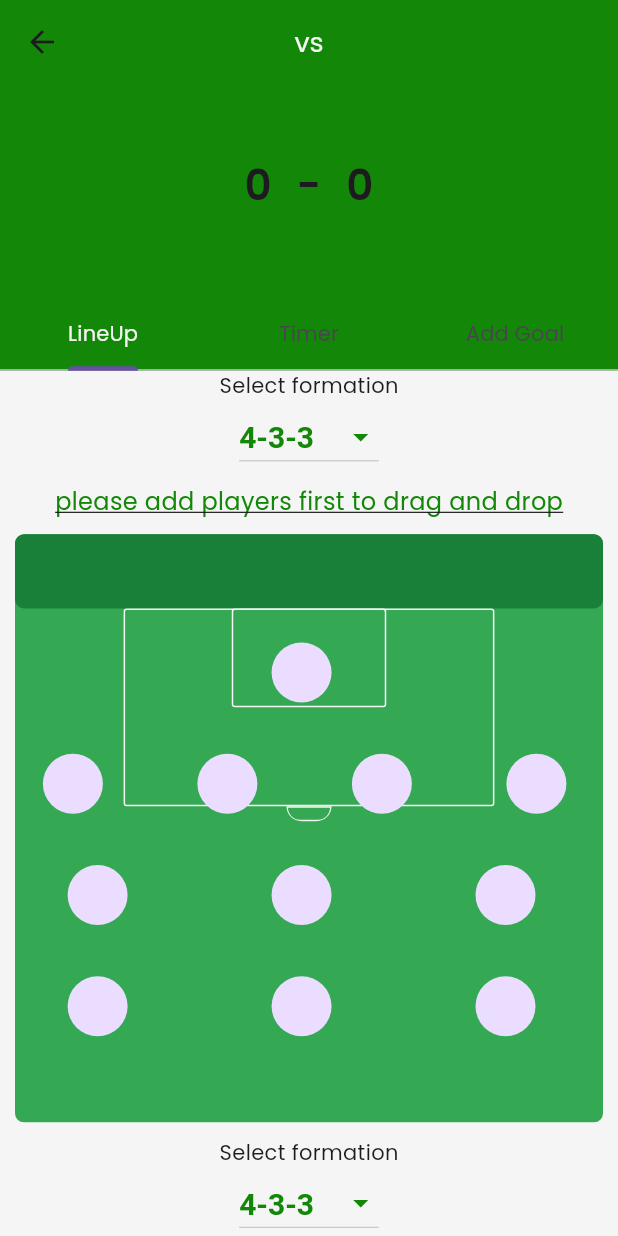
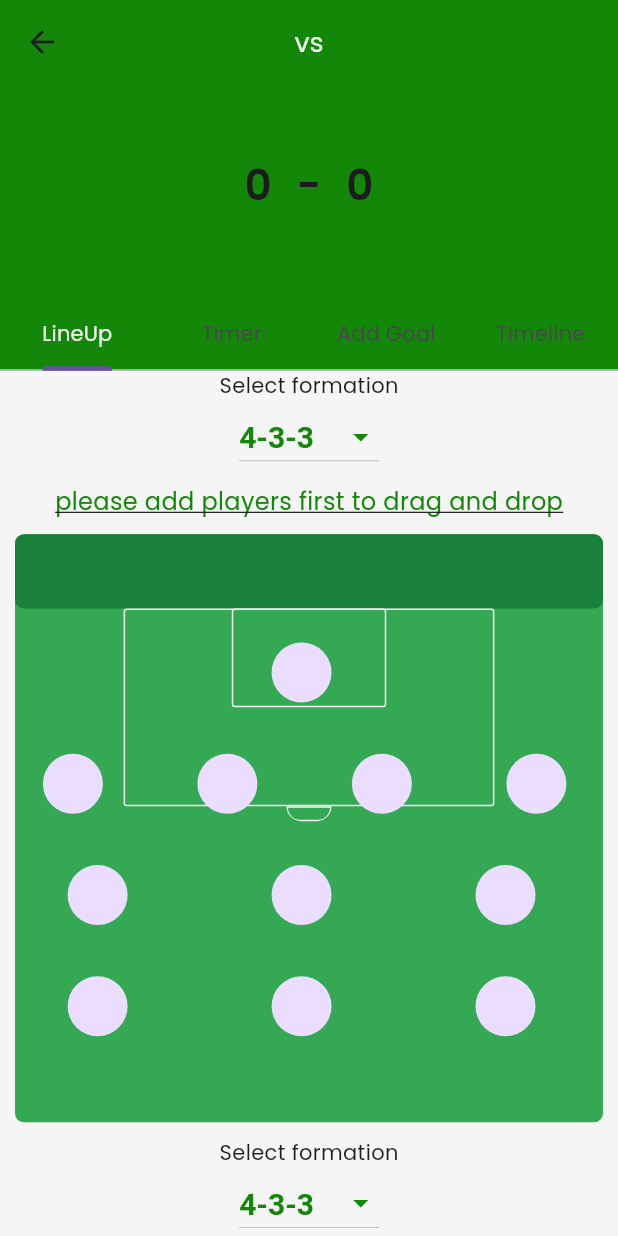
Before and after one commit to ashishsapkota1/Football-Host, a Flutter app: the StartMatch screen opened directly with empty values, on a phone screen of 412 x 824 dp. Run offline on Flutter 3.47's test engine with Material 3 defaults, Android fonts, the phone set to English and light mode, and no system bars; our stand-ins replace another_flushbar, audioplayers, flutter_slidable, fluttertoast, sqflite; accounts and stored records are empty.

Commit message:
timeLine created

```diff
--- a/lib/resources/utils/text_styles.dart
+++ b/lib/resources/utils/text_styles.dart
@@ -73,4 +73,10 @@ class TextStyles {
     fontSize: 24
   );
 
+  static const TextStyle timeLineStyle = TextStyle(
+    color: AppColor.appBarColor,
+    fontSize: 14,
+    fontWeight: FontWeight.bold
+  );
+
 }
--- a/lib/view/match-view/add_goal.dart
+++ b/lib/view/match-view/add_goal.dart
@@ -7,7 +7,6 @@ import 'package:football_host/view_model/matchViewModel/match_view_model.dart';
 import 'package:football_host/view_model/matchViewModel/score_view_model.dart';
 import 'package:football_host/view_model/player_view_model.dart';
 import 'package:provider/provider.dart';
-
 import '../../resources/app_colors.dart';
 import '../../resources/utils/responsive.dart';
 import '../../resources/utils/text_styles.dart';
@@ -44,7 +43,6 @@ class _AddGoalState extends State<AddGoal> {
   Widget build(BuildContext context) {
     final matchViewModel = Provider.of<MatchViewModel>(context, listen: false);
     bool hasStarted = matchViewModel.hasStarted;
-   print( ' 1+ $hasStarted');
     final scoreViewModel = Provider.of<ScoreViewModel>(context, listen: false);
     final playerViewModel = Provider.of<PlayerViewModel>(context, listen: false);
     final goalScorerViewModel = Provider.of<GoalScorerViewModel>(context, listen: false);
@@ -148,7 +146,7 @@ class _AddGoalState extends State<AddGoal> {
           )
         : const Center(
             child: Text(
-            'Match hasn\'t been started yet',
+            'Currently not available',
             style: TextStyle(fontSize: 16, color: Colors.black),
           )) ;
   }
--- a/lib/view/match-view/lineup.dart
+++ b/lib/view/match-view/lineup.dart
@@ -103,19 +103,13 @@ class _LineUpState extends State<LineUp> {
   @override
   Widget build(BuildContext context) {
     final AudioPlayer audioPlayer = AudioPlayer();
-    final matchViewModel = Provider.of<MatchViewModel>(context, listen: false);
-    matchViewModel.getHasStarted(widget.matchId!);
-    matchViewModel.getFirstHalf(widget.matchId!);
-    matchViewModel.getSecondHalf(widget.matchId!);
-    bool isFirstHalf = matchViewModel.isFirstHalf;
-    bool isSecondHalf = matchViewModel.isSecondHalf;
-    bool hasStarted = matchViewModel.hasStarted;
-    print(isFirstHalf);
-    print(isSecondHalf);
-    final getTournamentId = Provider.of<TournamentNameViewModel>(context, listen: false);
+    final getTournamentId =
+        Provider.of<TournamentNameViewModel>(context, listen: false);
     int? matchId = getTournamentId.selectedMatchId;
-    final matchTimerViewModel = Provider.of<MatchTimerViewModel>(context, listen: false);
+    final matchTimerViewModel =
+        Provider.of<MatchTimerViewModel>(context, listen: false);
 
+    return Consumer<MatchViewModel>(builder: (context, viewModel, _) {
       return SingleChildScrollView(
         child: Column(
           children: [
@@ -132,7 +126,8 @@ class _LineUpState extends State<LineUp> {
                 });
               },
               items: list.map<DropdownMenuItem<String>>((String value) {
-              return DropdownMenuItem<String>(value: value, child: Text(value));
+                return DropdownMenuItem<String>(
+                    value: value, child: Text(value));
               }).toList(),
             ),
             horizontalSpacing(space: 8),
@@ -151,7 +146,8 @@ class _LineUpState extends State<LineUp> {
                 });
               },
               items: list.map<DropdownMenuItem<String>>((String value) {
-              return DropdownMenuItem<String>(value: value, child: Text(value));
+                return DropdownMenuItem<String>(
+                    value: value, child: Text(value));
               }).toList(),
             ),
             horizontalSpacing(space: 8),
@@ -159,8 +155,9 @@ class _LineUpState extends State<LineUp> {
             _buildFormation2(dropDownValue2),
             horizontalSpacing(space: 14),
             Offstage(
-            offstage: hasStarted,
-            child: Column(
+              offstage: viewModel.hasStarted,
+              child: !viewModel.isFirstHalf && !viewModel.isSecondHalf
+                  ? Column(
                 children: [
                   const Text('Enter the match time in minutes:'),
                   SizedBox(
@@ -186,30 +183,33 @@ class _LineUpState extends State<LineUp> {
                     ),
                   ),
                 ],
-            ),
+              )
+                  : const SizedBox()
             ),
             horizontalSpacing(space: 8),
             Offstage(
-              offstage: hasStarted,
-              child: TextButton(
+                offstage: viewModel.hasStarted,
+                child: viewModel.isFirstHalf && viewModel.isSecondHalf
+                    ? const SizedBox()
+                    : TextButton(
                         style: ButtonStyle(
-                    backgroundColor:
-                        MaterialStateProperty.all<Color>(AppColor.appBarColor),
+                          backgroundColor: MaterialStateProperty.all<Color>(
+                              AppColor.appBarColor),
                         ),
                         onPressed: () async {
                           if (_formKey.currentState!.validate()) {
                             const path = "sound/whistle.mp3";
                             int matchTime1 = int.parse(timeController.text);
                             await audioPlayer.play(AssetSource(path));
-                      await matchViewModel.matchStarted(widget.matchId!, true);
-                      await matchViewModel.addMatchTime(matchId!, matchTime1);
+                            await viewModel.matchStarted(widget.matchId!, true);
+                            await viewModel.addMatchTime(matchId!, matchTime1);
                             matchTimerViewModel.startTimer(
                                 (matchTime1 / 2).ceil(), widget.matchId!);
                             Utils.toastMessage(
                                 'Match has started', AppColor.appBarColor);
                           }
                         },
-                  child: isFirstHalf
+                        child: viewModel.isFirstHalf
                             ? const Text(
                                 'Start second half',
                                 style: TextStyles.tabBarStyle,
@@ -222,6 +222,7 @@ class _LineUpState extends State<LineUp> {
           ],
         ),
       );
+    });
   }
 
   Widget _buildFormation1(String value1) {
--- a/lib/view/match-view/start_match.dart
+++ b/lib/view/match-view/start_match.dart
@@ -4,6 +4,7 @@ import 'package:football_host/resources/utils/responsive.dart';
 import 'package:football_host/resources/utils/spacing.dart';
 import 'package:football_host/view/match-view/add_goal.dart';
 import 'package:football_host/view/match-view/lineup.dart';
+import 'package:football_host/view/match-view/timeline.dart';
 import 'package:football_host/view/match-view/timer.dart';
 import 'package:football_host/view_model/matchViewModel/match_view_model.dart';
 import 'package:football_host/view_model/matchViewModel/score_view_model.dart';
@@ -27,25 +28,30 @@ class _StartMatchState extends State<StartMatch> with TickerProviderStateMixin {
   Widget build(BuildContext context) {
     final matchViewModel = Provider.of<MatchViewModel>(context, listen: false);
     matchViewModel.getHasStarted(widget.matches.id!);
+    matchViewModel.getFirstHalf(widget.matches.id!);
+    matchViewModel.getSecondHalf(widget.matches.id!);
     bool hasStarted = matchViewModel.hasStarted;
     final scoreViewModel = Provider.of<ScoreViewModel>(context);
-    print(' 2 $hasStarted');
     int team1Score = scoreViewModel.team1Score;
     int team2Score = scoreViewModel.team2Score;
     List<Widget> tabs = [
       LineUp(
-        matchId: widget.matches.id,
+          matchId: widget.matches.id,
           team1Id: widget.matches.team1Id,
           team2Id: widget.matches.team2Id,
           team1Name: widget.matches.team1Name,
           team2Name: widget.matches.team2Name),
-      const MatchTimer(),
+      MatchTimer(matchId: widget.matches.id),
       AddGoal(
-        matchId: widget.matches.id,
+          matchId: widget.matches.id,
           team1Id: widget.matches.team1Id,
           team2Id: widget.matches.team2Id,
           team1Name: widget.matches.team1Name,
-          team2Name: widget.matches.team2Name)
+          team2Name: widget.matches.team2Name),
+      TimeLine(
+        team1Name: widget.matches.team1Name,
+        team2name: widget.matches.team2Name,
+      )
     ];
     return PopScope(
       canPop: !hasStarted,
@@ -83,7 +89,8 @@ class _StartMatchState extends State<StartMatch> with TickerProviderStateMixin {
                           verticalSpacing(
                               space: Responsive.screenWidth(context) * 0.08),
                           Text(
-                            widget.matches.team1Score != null && widget.matches.team1Score! > 0
+                            widget.matches.team1Score != null &&
+                                    widget.matches.team1Score! > 0
                                 ? widget.matches.team1Score!.toString()
                                 : team1Score.toString(),
                             style: TextStyles.scoreStyle,
@@ -97,7 +104,8 @@ class _StartMatchState extends State<StartMatch> with TickerProviderStateMixin {
                           verticalSpacing(
                               space: Responsive.screenWidth(context) * 0.04),
                           Text(
-                            widget.matches.team2Score != null && widget.matches.team2Score! > 0
+                            widget.matches.team2Score != null &&
+                                    widget.matches.team2Score! > 0
                                 ? widget.matches.team2Score!.toString()
                                 : team2Score.toString(),
                             style: TextStyles.scoreStyle,
@@ -124,6 +132,9 @@ class _StartMatchState extends State<StartMatch> with TickerProviderStateMixin {
                         ),
                         Tab(
                           text: 'Add Goal',
+                        ),
+                        Tab(
+                          text: 'Timeline',
                         )
                       ],
                     ),
--- a/lib/view_model/matchViewModel/goal_scorer_view_model.dart
+++ b/lib/view_model/matchViewModel/goal_scorer_view_model.dart
@@ -1,10 +1,9 @@
 import 'package:flutter/foundation.dart';
-import 'package:flutter/material.dart';
 import 'package:football_host/data/database_Helper/database_helper.dart';
 import 'package:football_host/data/model/match/goal_scored.dart';
 
 class GoalScorerViewModel extends ChangeNotifier {
-  late List<GoalScorer> _goalScorer = [];
+  late final List<GoalScorer> _goalScorer = [];
 
   List<GoalScorer> get goalScorer => _goalScorer;
 
--- a/lib/view_model/matchViewModel/match_view_model.dart
+++ b/lib/view_model/matchViewModel/match_view_model.dart
@@ -59,16 +59,19 @@ class MatchViewModel extends ChangeNotifier {
 
   Future<void> firstHalf(int matchId, bool firstHalf) async {
     await DbHelper.instance.update1stHalf(matchId, firstHalf);
+    _isFirstHalf = firstHalf;
     notifyListeners();
   }
 
   Future<void> secondHalf(int matchId, bool secondHalf) async {
     await DbHelper.instance.update2ndHalf(matchId, secondHalf);
+    _isSecondHalf = secondHalf;
     notifyListeners();
   }
 
   Future<void> matchStarted(int matchId, bool hasStarted)async {
     await DbHelper.instance.updateHasStarted(matchId, hasStarted);
+    _hasStarted = hasStarted;
     notifyListeners();
   }
 
--- a/lib/view_model/player_view_model.dart
+++ b/lib/view_model/player_view_model.dart
@@ -41,4 +41,8 @@ class PlayerViewModel extends ChangeNotifier {
     _player2List = players;
     notifyListeners();
   }
+
+  Future<String?> getPlayerName (int playerId)async{
+    return await DbHelper.instance.getPlayerName(playerId);
+  }
 }
```
Also changed, not shown: lib/data/database_Helper/database_helper.dart (+15 -0 lines), lib/view/match-view/scoring_player.dart (deleted, +0 -15 lines), lib/view/match-view/timeline.dart (added, +94 -0 lines), lib/view/match-view/timer.dart (+22 -2 lines), lib/view_model/matchViewModel/match_timer_model.dart (+1 -11 lines). Lines whose indentation alone changed are shown as unchanged.
